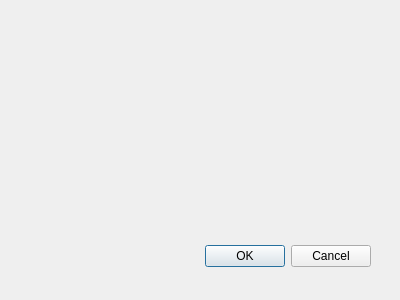
Old version of the form plugins/absenceplugin/absencedialog.ui in the repository qohelet/QtZeiterfassung.
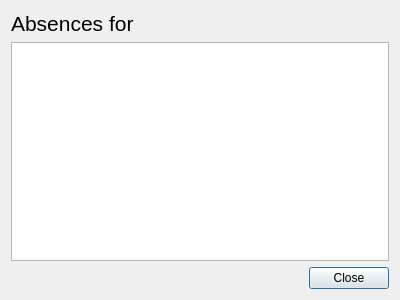
New version of the form.

Commit message: Added view to AbsenceDialog and added translations

Patch:
```diff
--- a/plugins/absenceplugin/absencedialog.ui
+++ b/plugins/absenceplugin/absencedialog.ui
@@ -15,22 +15,33 @@
   <property name="windowTitle">
    <string>Dialog</string>
   </property>
+  <layout class="QVBoxLayout" name="verticalLayout" stretch="0,1,0">
+   <item>
+    <widget class="QLabel" name="labelTitle">
+     <property name="font">
+      <font>
+       <pointsize>16</pointsize>
+      </font>
+     </property>
+     <property name="text">
+      <string notr="true">Absences for</string>
+     </property>
+    </widget>
+   </item>
+   <item>
+    <widget class="QTreeView" name="treeView"/>
+   </item>
+   <item>
   <widget class="QDialogButtonBox" name="buttonBox">
-   <property name="geometry">
-    <rect>
-     <x>30</x>
-     <y>240</y>
-     <width>341</width>
-     <height>32</height>
-    </rect>
-   </property>
    <property name="orientation">
     <enum>Qt::Horizontal</enum>
    </property>
    <property name="standardButtons">
-    <set>QDialogButtonBox::Cancel|QDialogButtonBox::Ok</set>
-   </property>
-  </widget>
+      <set>QDialogButtonBox::Close</set>
+     </property>
+    </widget>
+   </item>
+  </layout>
  </widget>
  <pixmapfunction/>
  <resources/>
```
Left out of the diff: 7 changed lines with no effect on the pictures. Lines whose indentation alone changed are shown as unchanged. The commit also changes 8 other files.
